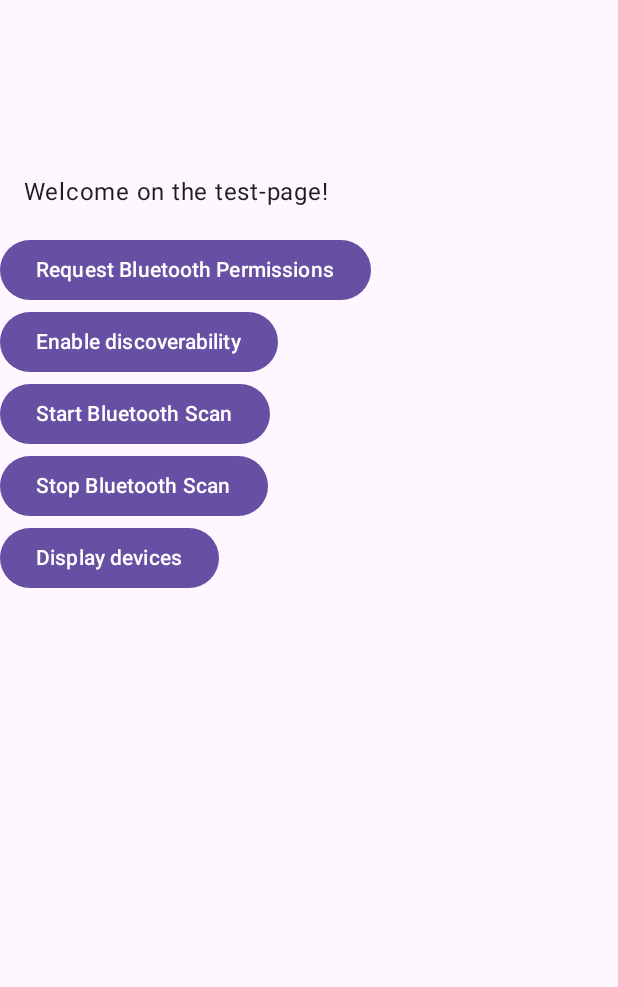
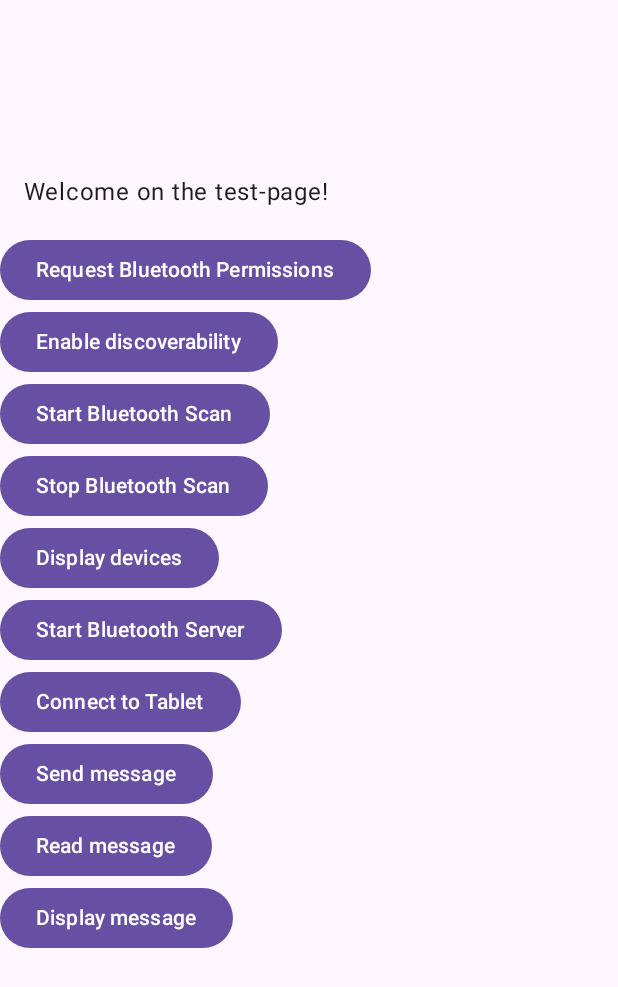
Before and after one commit to Joris-debug/code_camp-idle_game, an Android app built with Jetpack Compose: the composable BluetoothView shown on its own in the app's theme, on a phone screen of 412 x 824 dp. Shown: the top 987 px of the screen. Run offline under Robolectric (Android 15) with nearby library versions, the phone set to English and light mode, and no system bars; our stand-ins replace Dagger/Hilt's generated code.

```diff
--- a/Idle_Game/app/src/main/java/com/example/idle_game/ui/views/composable/BluetoothView.kt
+++ b/Idle_Game/app/src/main/java/com/example/idle_game/ui/views/composable/BluetoothView.kt
@@ -13,16 +13,13 @@ import androidx.compose.foundation.layout.padding
 import androidx.compose.foundation.rememberScrollState
 import androidx.compose.foundation.verticalScroll
 import androidx.compose.material3.Button
-import androidx.compose.material3.ButtonDefaults
 import androidx.compose.material3.Text
 import androidx.compose.runtime.Composable
 import androidx.compose.runtime.mutableStateOf
 import androidx.compose.runtime.remember
 import androidx.compose.ui.Modifier
 import androidx.compose.ui.platform.LocalContext
-import androidx.compose.ui.text.TextStyle
 import androidx.compose.ui.unit.dp
-import androidx.compose.ui.unit.sp
 import androidx.core.content.ContextCompat
 import androidx.hilt.navigation.compose.hiltViewModel
 import com.example.idle_game.ui.views.models.BluetoothViewModel
@@ -88,7 +85,6 @@ fun BluetoothView(viewModel: BluetoothViewModel = hiltViewModel()) {
         ) {
             Text(text = "Stop Bluetooth Scan")
         }
-
         Button(
             onClick = {
                 val devices = viewModel.getDevices()
@@ -112,6 +108,41 @@ fun BluetoothView(viewModel: BluetoothViewModel = hiltViewModel()) {
                 text = "Display devices"
             )
         }
+
+        Button(
+            onClick = { viewModel.startBtServer() }
+        ) {
+            Text(text = "Start Bluetooth Server")
+        }
+
+        Button(
+            onClick = { viewModel.connectBtServer() }
+        ) {
+            Text(text = "Connect to Tablet")
+        }
+
+        Button(
+            onClick = { viewModel.sendMessage() }
+        ) {
+            Text(text = "Send message")
+        }
+
+        Button(
+            onClick = {viewModel.readMessage()}
+        ) {
+            Text(text = "Read message")
+        }
+
+        Button(
+            onClick = {
+                AlertDialog.Builder(context)
+                    .setTitle(viewModel.message)
+                    .setPositiveButton("OK", null)
+                    .show()}
+        ) {
+            Text(text = "Display message")
+        }
+
     }
 
 }
```
Also changed, not shown: Idle_Game/app/src/main/java/com/example/idle_game/data/repositories/BluetoothRepository.kt (+3 -10 lines), Idle_Game/app/src/main/java/com/example/idle_game/ui/views/models/BluetoothViewModel.kt (+41 -0 lines), 1 other file.
